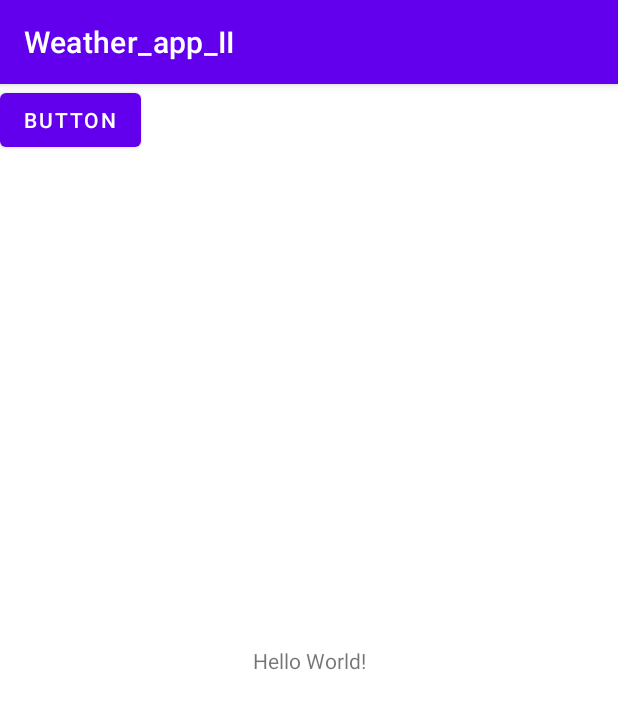
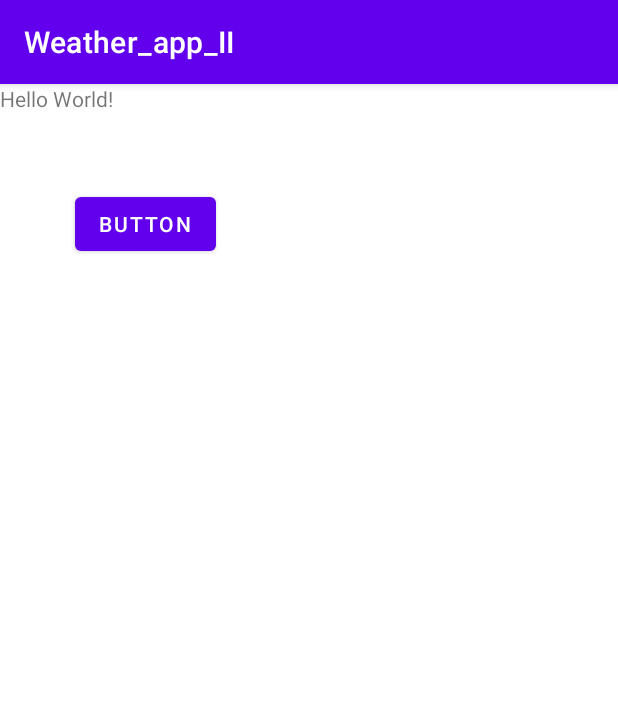
Before and after one commit to svyat-lag/android_studio, an Android app: the screen it shows after launch (MainActivity), on a phone screen of 412 x 824 dp. Shown: the top 709 px of the screen. Run offline under Robolectric (Android 15) with nearby library versions, the phone set to English and light mode, and no system bars.

Commit message:
Weather app

```diff
--- a/app/src/main/res/layout/activity_main.xml
+++ b/app/src/main/res/layout/activity_main.xml
@@ -1,12 +1,13 @@
 <?xml version="1.0" encoding="utf-8"?>
-<androidx.constraintlayout.widget.ConstraintLayout xmlns:android="http://schemas.android.com/apk/res/android"
-    xmlns:app="http://schemas.android.com/apk/res-auto"
-    xmlns:tools="http://schemas.android.com/tools"
-    android:layout_width="match_parent"
-    android:layout_height="match_parent"
-    tools:context=".MainActivity">
+<RelativeLayout xmlns:android="http://schemas.android.com/apk/res/android"
+   xmlns:app="http://schemas.android.com/apk/res-auto"
+   xmlns:tools="http://schemas.android.com/tools"
+   android:layout_width="match_parent"
+   android:layout_height="match_parent"
+   tools:context=".MainActivity">
 
     <TextView
+        android:id="@+id/textView"
         android:layout_width="wrap_content"
         android:layout_height="wrap_content"
         android:text="Hello World!"
@@ -19,9 +20,10 @@
         android:id="@+id/button"
         android:layout_width="wrap_content"
         android:layout_height="wrap_content"
+        android:layout_below="@+id/textView"
         android:text="Button"
-        tools:layout_editor_absoluteX="158dp"
-        tools:layout_editor_absoluteY="428dp" />
+        android:layout_marginHorizontal="50sp"
+        android:layout_marginTop="50sp" />
 
 
-</androidx.constraintlayout.widget.ConstraintLayout>
+</RelativeLayout>
```
